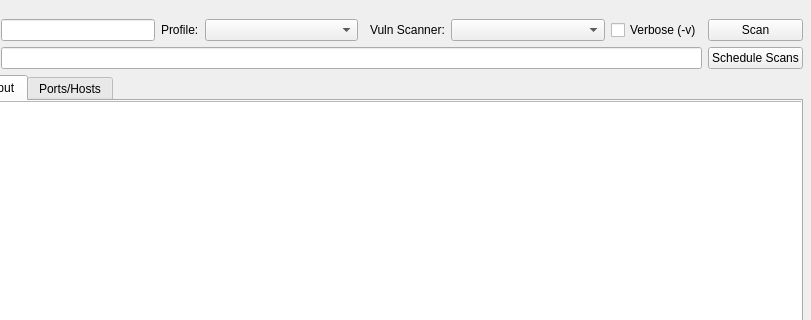
The window that nextgenmap.ui (quippy-dev/nextgenmap) describes before a commit, drawn with Qt 5; both pictures show x 89 to 900 and y 0 to 320 of the 900 by 616 pixel window.
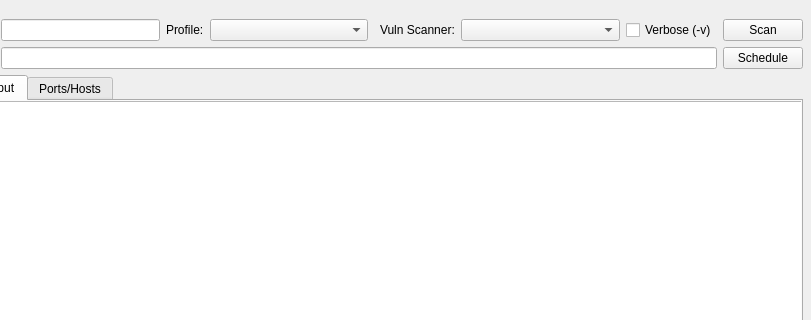
The same window after the commit. Icons and pictures are not drawn.

Diff of the .ui file:
```diff
--- a/nextgenmap.ui
+++ b/nextgenmap.ui
@@ -32,7 +32,7 @@
       <item row="1" column="9">
        <widget class="QPushButton" name="schedule_button">
         <property name="text">
-         <string>Schedule Scans</string>
+         <string>Schedule</string>
         </property>
        </widget>
       </item>
```
Left out of the diff: 3 changed lines with no effect on the pictures.
